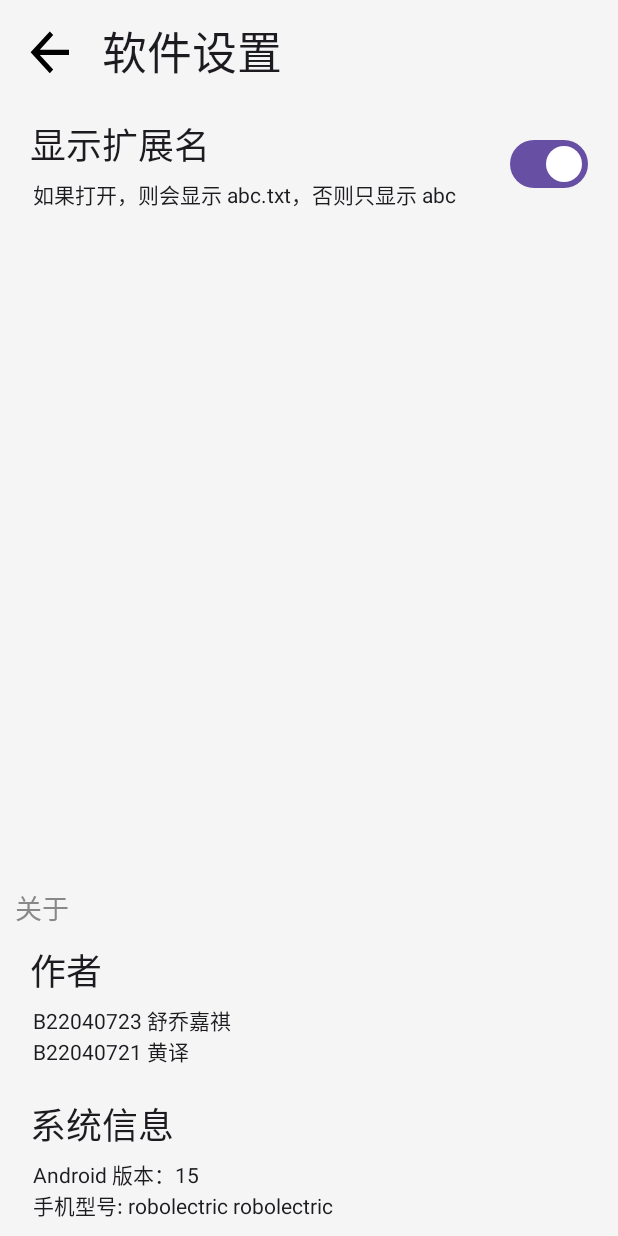
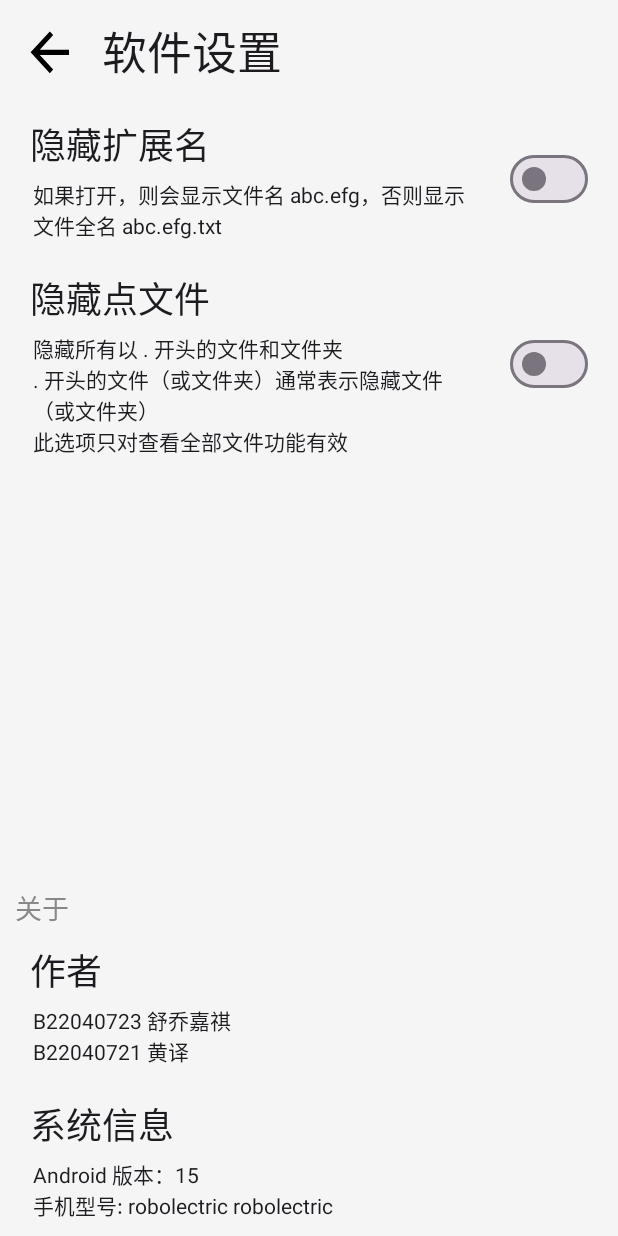
Before and after one commit to SilientWorld/FileManager, an Android app built with Jetpack Compose: the SettingActivity screen opened directly, with no data from a screen before it, on a phone screen of 412 x 824 dp. Run offline under Robolectric (Android 15) with nearby library versions, the phone set to English and light mode, and no system bars.

Commit message:
feat: showExt -> hideExt

```diff
--- a/app/src/main/java/com/example/myapplication/SettingStorage.kt
+++ b/app/src/main/java/com/example/myapplication/SettingStorage.kt
@@ -16,7 +16,8 @@ import kotlinx.coroutines.runBlocking
 val Context.settingStore: DataStore<Preferences> by preferencesDataStore(name = "app_settings")
 
 class SettingStorage(private val context: Context) {
-  val showExtension = booleanPreferencesKey("show_extension")
+  val hideExtension = booleanPreferencesKey("hide_extension")
+  val hideHiddenFile = booleanPreferencesKey("hide_hidden_file")
 
 
   fun <T> get(key: Preferences.Key<T>): T? =
--- a/app/src/main/java/com/example/myapplication/compose/SettingActivity.kt
+++ b/app/src/main/java/com/example/myapplication/compose/SettingActivity.kt
@@ -99,14 +99,22 @@ class SettingActivity : ComponentActivity() {
           }
 
           setting.BooleanSetting(
-            name = ContextCompat.getString(context, R.string.setting_show_extension),
+            name = ContextCompat.getString(context, R.string.setting_hide_extension),
             description = ContextCompat.getString(
               context,
-              R.string.setting_show_extension_description
+              R.string.setting_hide_extension_description
             ),
-            initialState = settingStorage.get(settingStorage.showExtension) ?: true
-          ) { settingStorage.set(settingStorage.showExtension, it) }
+            initialState = settingStorage.get(settingStorage.hideExtension) ?: false
+          ) { settingStorage.set(settingStorage.hideExtension, it) }
 
+          setting.BooleanSetting(
+            name = ContextCompat.getString(context, R.string.setting_hide_hidden_file),
+            description = ContextCompat.getString(
+              context,
+              R.string.setting_hide_hidden_file_description
+            ),
+            initialState = settingStorage.get(settingStorage.hideHiddenFile) ?: false
+          ) { settingStorage.set(settingStorage.hideHiddenFile, it) }
 
           Spacer(modifier = Modifier.weight(1f))
 
--- a/app/src/main/java/com/example/myapplication/fileSystem/adapters/Document.kt
+++ b/app/src/main/java/com/example/myapplication/fileSystem/adapters/Document.kt
@@ -24,14 +24,14 @@ class DocumentModel(document: File) {
 class DocumentAdapter(context: Context, list: ArrayList<DocumentModel>) :
   ArrayAdapter<DocumentModel>(context, 0, list) {
   private val settingStorage = SettingStorage(context)
-  private val showExtension = settingStorage.get(settingStorage.showExtension)
+  private val hideExtension = settingStorage.get(settingStorage.hideExtension)
   override fun getView(position: Int, convertView: View?, parent: ViewGroup): View {
     val listView = convertView ?: LayoutInflater.from(context).inflate(
       R.layout.document_card_item, parent, false
     )
     val model = getItem(position) ?: throw RuntimeException()
     val card = listView.findViewById<TextView>(R.id.iconButton)
-    card.text = if (showExtension != false) {
+    card.text = if (hideExtension == false) {
       model.name
     } else {
       model.nameWithoutExt
--- a/app/src/main/java/com/example/myapplication/fileSystem/adapters/Image.kt
+++ b/app/src/main/java/com/example/myapplication/fileSystem/adapters/Image.kt
@@ -32,14 +32,14 @@ class ImageModel(image: File) {
 class ImageAdapter(context: Context, list: ArrayList<ImageModel>) :
   ArrayAdapter<ImageModel>(context, 0, list) {
   private val settingStorage = SettingStorage(context)
-  private val showExtension = settingStorage.get(settingStorage.showExtension)
+  private val hideExtension = settingStorage.get(settingStorage.hideExtension)
   override fun getView(position: Int, convertView: View?, parent: ViewGroup): View {
     val listView = convertView ?: LayoutInflater.from(context).inflate(
       R.layout.picture_card_item, parent, false
     )
     val model = getItem(position) ?: throw RuntimeException()
     listView.findViewById<ImageView>(R.id.pictureCardImage).setImageBitmap(model.thumbnail)
-    listView.findViewById<TextView>(R.id.pictureCardText).text = if (showExtension != false) {
+    listView.findViewById<TextView>(R.id.pictureCardText).text = if (hideExtension == false) {
       model.name
     } else {
       model.nameWithoutExt
--- a/app/src/main/java/com/example/myapplication/fileSystem/adapters/Music.kt
+++ b/app/src/main/java/com/example/myapplication/fileSystem/adapters/Music.kt
@@ -24,14 +24,14 @@ class MusicModel(music: File) {
 class MusicAdapter(context: Context, list: ArrayList<MusicModel>) :
   ArrayAdapter<MusicModel>(context, 0, list) {
   private val settingStorage = SettingStorage(context)
-  private val showExtension = settingStorage.get(settingStorage.showExtension)
+  private val hideExtension = settingStorage.get(settingStorage.hideExtension)
   override fun getView(position: Int, convertView: View?, parent: ViewGroup): View {
     val listView = convertView ?: LayoutInflater.from(context).inflate(
       R.layout.music_card_item, parent, false
     )
     val model = getItem(position) ?: throw RuntimeException()
     val card = listView.findViewById<TextView>(R.id.iconButton)
-    card.text = if (showExtension != false) {
+    card.text = if (hideExtension == false) {
       model.name
     } else {
       model.nameWithoutExt
--- a/app/src/main/java/com/example/myapplication/fileSystem/adapters/Video.kt
+++ b/app/src/main/java/com/example/myapplication/fileSystem/adapters/Video.kt
@@ -35,14 +35,14 @@ class VideoModel(video: File) {
 class VideoAdapter(context: Context, list: ArrayList<VideoModel>) :
   ArrayAdapter<VideoModel>(context, 0, list) {
   private val settingStorage = SettingStorage(context)
-  private val showExtension = settingStorage.get(settingStorage.showExtension)
+  private val hideExtension = settingStorage.get(settingStorage.hideExtension)
   override fun getView(position: Int, convertView: View?, parent: ViewGroup): View {
     val listView = convertView ?: LayoutInflater.from(context).inflate(
       R.layout.picture_card_item, parent, false
     )
     val model = getItem(position) ?: throw RuntimeException()
     listView.findViewById<ImageView>(R.id.pictureCardImage).setImageBitmap(model.thumbnail)
-    listView.findViewById<TextView>(R.id.pictureCardText).text = if (showExtension != false) {
+    listView.findViewById<TextView>(R.id.pictureCardText).text = if (hideExtension == false) {
       model.name
     } else {
       model.nameWithoutExt
--- a/app/src/main/res/values/strings.xml
+++ b/app/src/main/res/values/strings.xml
@@ -87,7 +87,10 @@
   <string name="sort_by_size">已选择按大小排序</string>
   <string name="sort_by_time">已选择按时间排序</string>
   <string name="title_activity_setting">SettingActivity</string>
-    <string name="setting_show_extension">显示扩展名</string>
-    <string name="setting_show_extension_description">如果打开，则会显示 abc.txt，否则只显示 abc</string>
+  <string name="setting_hide_extension">隐藏扩展名</string>
+  <string name="setting_hide_extension_description">如果打开，则会显示文件名 abc.efg，否则显示文件全名 abc.efg.txt</string>
+  <string name="setting_hide_hidden_file">隐藏点文件</string>
+  <string name="setting_hide_hidden_file_description">隐藏所有以 . 开头的文件和文件夹\n. 开头的文件（或文件夹）通常表示隐藏文件（或文件夹）\n此选项只对查看全部文件功能有效</string>
+
   <string name="about">关于</string>
 </resources>
```
Also changed, not shown: app/src/main/java/com/example/myapplication/compose/ui/FileColumn.kt (+13 -5 lines). Lines whose indentation alone changed are shown as unchanged.
